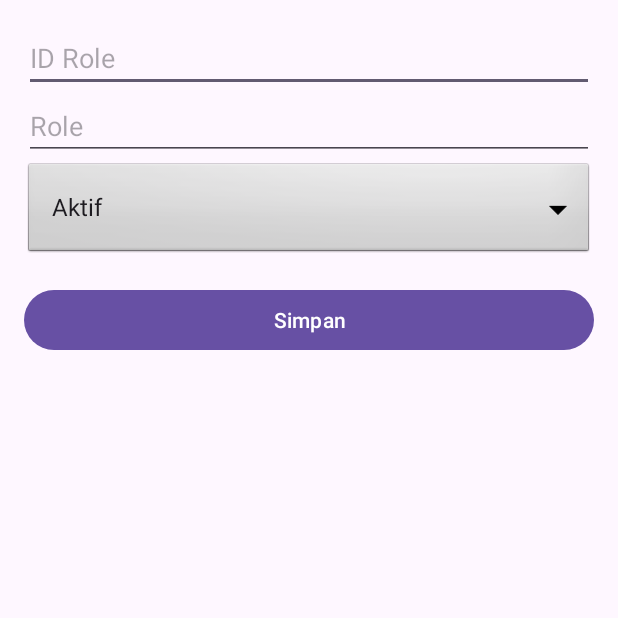
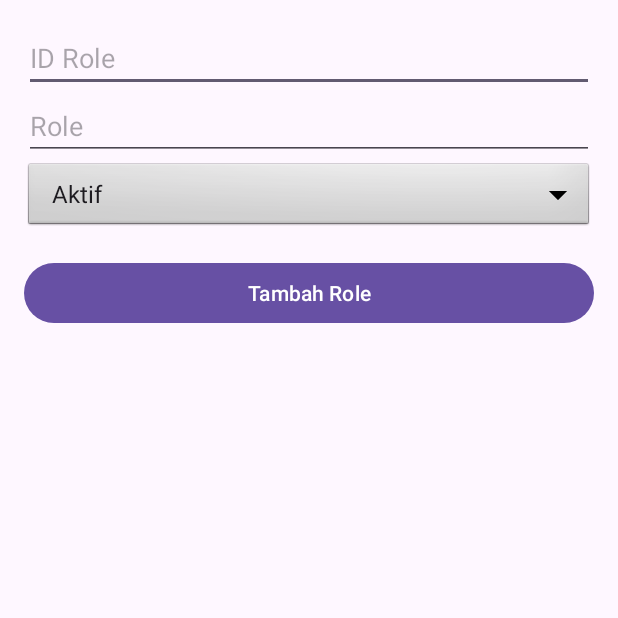
Before and after one commit to sadamapeach/Warmindo_Inspirasi_Indonesia, an Android app: the AddRoleActivity screen opened directly, with no data from a screen before it, on a phone screen of 412 x 824 dp, the top half of it. Run offline under Robolectric (Android 15) with nearby library versions, the phone set to English and light mode, and no system bars.

Commit message:
masih gabisa nampilin list role

```diff
--- a/app/src/main/AndroidManifest.xml
+++ b/app/src/main/AndroidManifest.xml
@@ -16,10 +16,10 @@
         android:theme="@style/Theme.WarmindoInspirasiIndonesia"
         tools:targetApi="31">
         <activity
-            android:name=".UpdatePenggunaActivity"
+            android:name=".EditRoleActivity"
             android:exported="false" />
         <activity
-            android:name=".UpdateAnggotaActivity"
+            android:name=".UpdatePenggunaActivity"
             android:exported="false" />
         <activity
             android:name=".AddPenggunaActivity"
--- a/app/src/main/java/com/android/warmindoinspirasiindonesia/AddRoleActivity.kt
+++ b/app/src/main/java/com/android/warmindoinspirasiindonesia/AddRoleActivity.kt
@@ -15,7 +15,8 @@
     private lateinit var etIdRole: EditText
     private lateinit var etRole: EditText
     private lateinit var spinnerStatus: Spinner
-    private lateinit var btnSave: Button
+    private lateinit var btnAdd: Button
+    private lateinit var DBHelper: DBHelper
 
 
     override fun onCreate(savedInstanceState: Bundle?) {
@@ -25,15 +26,17 @@
         etIdRole = findViewById(R.id.et_idRole)
         etRole = findViewById(R.id.et_role)
         spinnerStatus = findViewById(R.id.spinner_status)
-        btnSave = findViewById(R.id.btn_save)
-
-        setupSpinner()
+        btnAdd = findViewById(R.id.btn_add)
 
         val statusOptions = arrayOf("Aktif", "Tidak Aktif")
         val statusAdapter = ArrayAdapter(this, android.R.layout.simple_spinner_dropdown_item, statusOptions)
 
         spinnerStatus.adapter = statusAdapter
-        btnSave.setOnClickListener(this)
+        DBHelper = DBHelper(this)
+
+        setupSpinner()
+
+        btnAdd.setOnClickListener(this)
     }
 
     private fun setupSpinner() {
@@ -46,7 +49,7 @@
 
     override fun onClick(view: View?) {
         if (view != null) {
-            if (view.id == R.id.btn_save) {
+            if (view.id == R.id.btn_add) {
                 val db = DBHelper(this)
 
                 val idRole = etIdRole.text.toString().toIntOrNull()
@@ -54,11 +57,16 @@
                 val status = spinnerStatus.selectedItem.toString()
 
                 if (idRole != null && role.isNotEmpty() && status.isNotEmpty()) {
+                    val defaultStatus = "Tidak Aktif"
                     db.addRole(idRole, role, status)
+
+                    etIdRole.text.clear()
+                    etRole.text.clear()
                 } else {
                     Toast.makeText(this, "Please fill all the fields", Toast.LENGTH_SHORT).show()
                 }
             }
         }
     }
+
 }
--- a/app/src/main/java/com/android/warmindoinspirasiindonesia/DBHelper.kt
+++ b/app/src/main/java/com/android/warmindoinspirasiindonesia/DBHelper.kt
@@ -271,11 +271,10 @@
     }
 
     fun getAllRoles2(): Cursor {
-        val query = "SELECT $TABLE_ROLE.*, $TABLE_PENGGUNA.role FROM $TABLE_ROLE INNER JOIN $TABLE_PENGGUNA ON $TABLE_ROLE.idRole = $TABLE_PENGGUNA.idRole"
+        val query = "SELECT * FROM $TABLE_ROLE"
         val db = this.readableDatabase
         return db.rawQuery(query, null)
     }
-
 
     fun getAllPengguna(): Cursor {
         val query = "SELECT ${TABLE_PENGGUNA}.*, ${TABLE_ROLE}.role FROM ${TABLE_PENGGUNA} INNER JOIN ${TABLE_ROLE} ON ${TABLE_PENGGUNA}.idRole = ${TABLE_ROLE}.idRole"
--- a/app/src/main/res/layout/activity_add_role.xml
+++ b/app/src/main/res/layout/activity_add_role.xml
@@ -28,10 +28,10 @@
         android:spinnerMode="dropdown"/>
 
     <Button
-        android:id="@+id/btn_save"
+        android:id="@+id/btn_add"
         android:layout_width="match_parent"
         android:layout_height="wrap_content"
         android:layout_marginTop="16dp"
-        android:text="Simpan" />
+        android:text="Tambah Role" />
 
 </LinearLayout>
```
Also changed, not shown: app/src/main/java/com/android/warmindoinspirasiindonesia/CRUDRoleActivity.kt (+3 -11 lines), app/src/main/java/com/android/warmindoinspirasiindonesia/RoleListAdapter.kt (+28 -45 lines).
